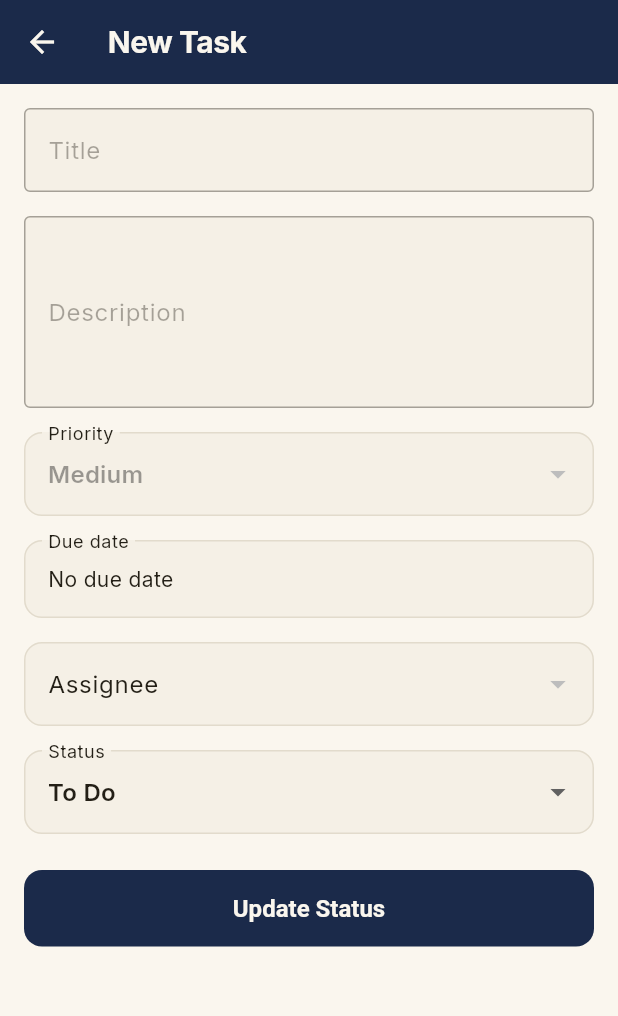
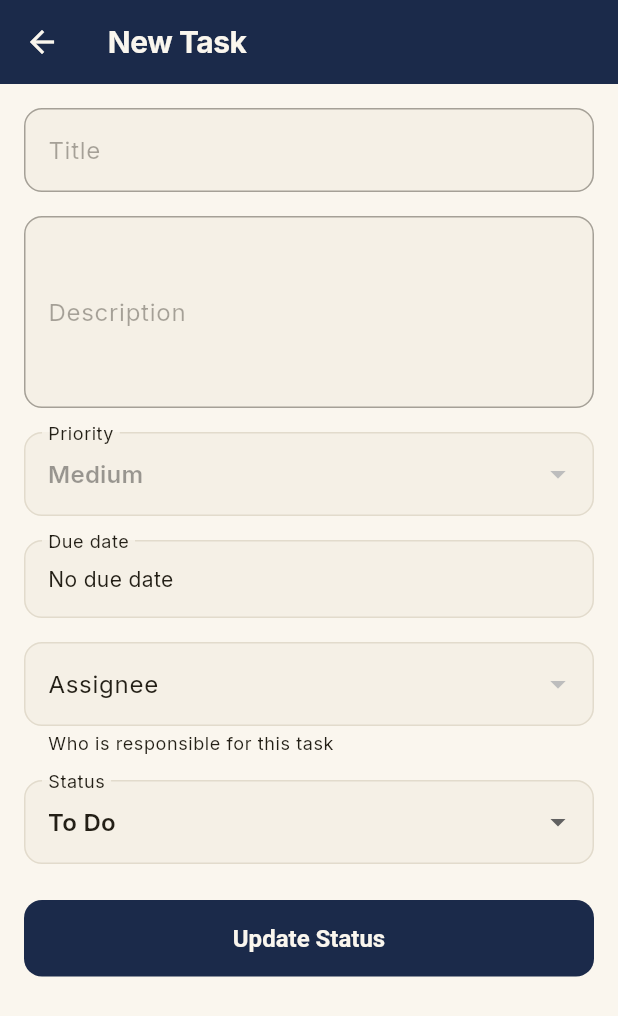
Before and after one commit to sytal/tasknest-app, a Flutter app: the TaskEditScreen screen opened directly with empty values, on a phone screen of 412 x 824 dp. Shown: the top 1016 px of the screen. Run offline on Flutter 3.47's test engine with Material 3 defaults, Android fonts, the phone set to English and light mode, and no system bars; our stand-ins replace google_fonts, shared_preferences; accounts and stored records are empty; network calls fail.

Commit message:
Fix task-create crash and form UI inconsistencies
- task_edit_screen: require an assignee before submit (validator) instead
  of crashing on `_assigneeId!` when none is selected ("Null check operator
  used on a null value").
- Remove inline OutlineInputBorder overrides on task_edit_screen and
  project_edit_screen so all form fields use the shared rounded/filled
  InputDecorationTheme from app_theme.dart, matching create_user_screen.
- Add isExpanded: true and ellipsis-truncated item text to every
  DropdownButtonFormField (task_edit, create_user, manage_members add-
  member dialog) so dropdown menus no longer overflow narrow/mobile
  viewports.
- Add persistent helper text to Assignee, Role, and project-role/user
  dropdowns to make field purpose clear, and use theme error color
  consistently for inline error text.

Co-Authored-By: Claude Sonnet 5 <noreply@anthropic.com>

```diff
--- a/lib/screens/project_edit_screen.dart
+++ b/lib/screens/project_edit_screen.dart
@@ -77,7 +77,6 @@ class _ProjectEditScreenState extends State<ProjectEditScreen> {
                 controller: _nameController,
                 decoration: const InputDecoration(
                   labelText: 'Project name',
-                  border: OutlineInputBorder(),
                 ),
                 validator: (v) =>
                     (v == null || v.trim().isEmpty) ? 'Name is required' : null,
@@ -88,12 +87,11 @@ class _ProjectEditScreenState extends State<ProjectEditScreen> {
                 maxLines: 4,
                 decoration: const InputDecoration(
                   labelText: 'Description',
-                  border: OutlineInputBorder(),
                 ),
               ),
               if (_error != null) ...[
                 const SizedBox(height: 12),
-                Text(_error!, style: const TextStyle(color: Colors.red)),
+                Text(_error!, style: TextStyle(color: Theme.of(context).colorScheme.error)),
               ],
               const SizedBox(height: 24),
               FilledButton(
--- a/lib/screens/task_edit_screen.dart
+++ b/lib/screens/task_edit_screen.dart
@@ -137,7 +137,6 @@ class _TaskEditScreenState extends State<TaskEditScreen> {
                 enabled: fieldsEditable,
                 decoration: const InputDecoration(
                   labelText: 'Title',
-                  border: OutlineInputBorder(),
                 ),
                 validator: (v) =>
                     (v == null || v.trim().isEmpty) ? 'Title is required' : null,
@@ -149,19 +148,24 @@ class _TaskEditScreenState extends State<TaskEditScreen> {
                 maxLines: 4,
                 decoration: const InputDecoration(
                   labelText: 'Description',
-                  border: OutlineInputBorder(),
                 ),
               ),
               const SizedBox(height: 16),
               DropdownButtonFormField<String>(
                 initialValue: _priority,
+                isExpanded: true,
                 items: PriorityOptions.all
-                    .map((p) => DropdownMenuItem(value: p, child: Text(PriorityOptions.label(p))))
+                    .map((p) => DropdownMenuItem(
+                          value: p,
+                          child: Text(
+                            PriorityOptions.label(p),
+                            overflow: TextOverflow.ellipsis,
+                          ),
+                        ))
                     .toList(),
                 onChanged: fieldsEditable ? (v) => setState(() => _priority = v ?? _priority) : null,
                 decoration: const InputDecoration(
                   labelText: 'Priority',
-                  border: OutlineInputBorder(),
                 ),
               ),
               const SizedBox(height: 16),
@@ -170,7 +174,6 @@ class _TaskEditScreenState extends State<TaskEditScreen> {
                 child: InputDecorator(
                   decoration: const InputDecoration(
                     labelText: 'Due date',
-                    border: OutlineInputBorder(),
                   ),
                   child: Text(
                     _dueDate != null ? dateFormat.format(_dueDate!) : 'No due date',
@@ -180,30 +183,40 @@ class _TaskEditScreenState extends State<TaskEditScreen> {
               const SizedBox(height: 16),
               DropdownButtonFormField<int>(
                 initialValue: _assigneeId,
+                isExpanded: true,
                 items: widget.project.members
-                    .map((m) => DropdownMenuItem(value: m.id, child: Text(m.name)))
+                    .map((m) => DropdownMenuItem(
+                          value: m.id,
+                          child: Text(m.name, overflow: TextOverflow.ellipsis),
+                        ))
                     .toList(),
                 onChanged: fieldsEditable ? (v) => setState(() => _assigneeId = v) : null,
                 decoration: const InputDecoration(
                   labelText: 'Assignee',
-                  border: OutlineInputBorder(),
+                  helperText: 'Who is responsible for this task',
                 ),
+                validator: (v) => fieldsEditable && v == null
+                    ? 'Please select an assignee'
+                    : null,
               ),
               const SizedBox(height: 16),
               DropdownButtonFormField<String>(
                 initialValue: _status,
+                isExpanded: true,
                 items: StatusOptions.all
-                    .map((s) => DropdownMenuItem(value: s, child: Text(StatusOptions.label(s))))
+                    .map((s) => DropdownMenuItem(
+                          value: s,
+                          child: Text(StatusOptions.label(s), overflow: TextOverflow.ellipsis),
+                        ))
                     .toList(),
                 onChanged: (v) => setState(() => _status = v ?? _status),
                 decoration: const InputDecoration(
                   labelText: 'Status',
-                  border: OutlineInputBorder(),
                 ),
               ),
               if (_error != null) ...[
                 const SizedBox(height: 12),
-                Text(_error!, style: const TextStyle(color: Colors.red)),
+                Text(_error!, style: TextStyle(color: Theme.of(context).colorScheme.error)),
               ],
               const SizedBox(height: 24),
               FilledButton(
```
Also changed, not shown: lib/screens/create_user_screen.dart (+10 -3 lines), lib/screens/manage_members_screen.dart (+20 -5 lines).
